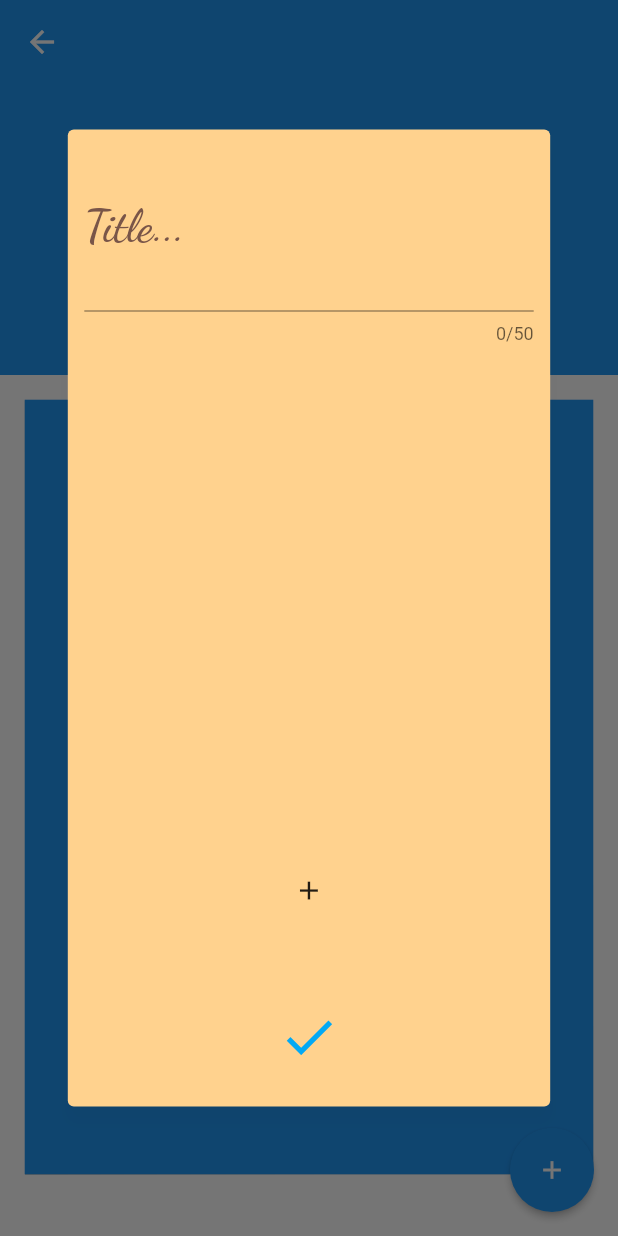
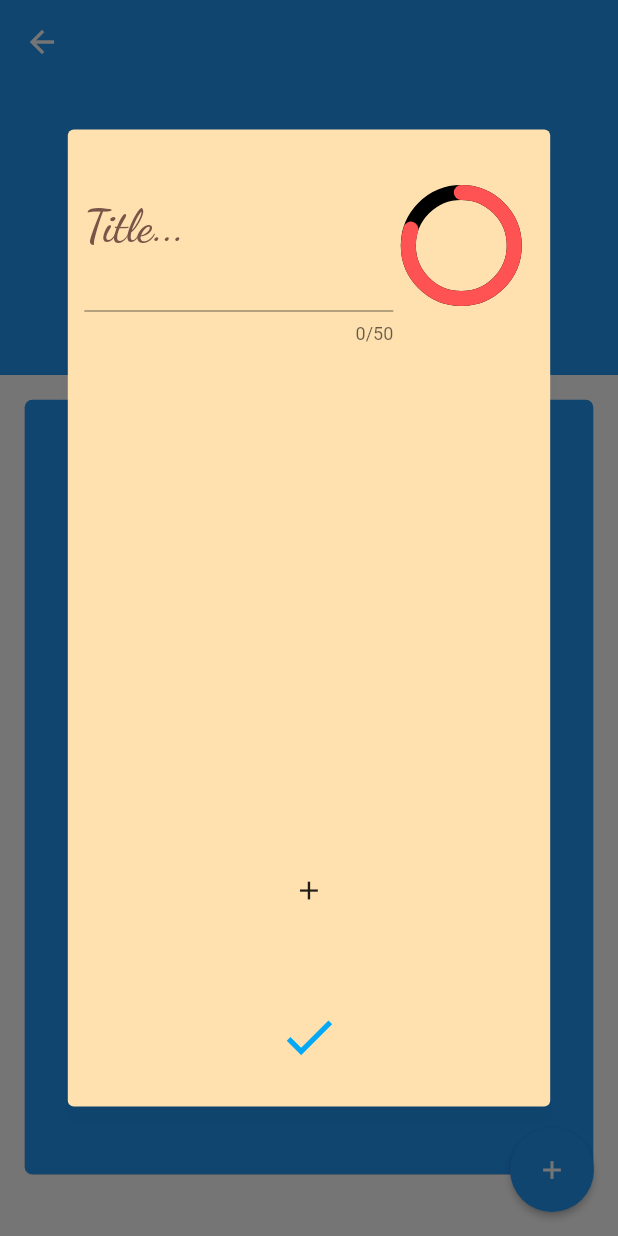
Before and after one commit to reachkritz/MakeAList, a Flutter app: the screen it shows after launch, after a tap on the "add" icon, on a phone screen of 412 x 824 dp. Run offline on Flutter 3.47's test engine with Material 2 defaults, Android fonts, the phone set to English and light mode, and no system bars; statements that could not run were skipped.

Commit message:
Completed items not being unmarked on refresh now, also added pie chart for efficiency tracking

```diff
--- /dev/null
+++ b/lib/makealist/home/CircleProgress.dart
@@ -0,0 +1,42 @@
+import 'dart:math';
+
+import 'package:flutter/cupertino.dart';
+import 'package:flutter/material.dart';
+
+class CircleProgress extends CustomPainter{
+
+  double currentProgress;
+
+  CircleProgress(this.currentProgress);
+
+  @override
+  void paint(Canvas canvas, Size size) {
+
+    //this is base circle
+    Paint outerCircle = Paint()
+      ..strokeWidth = 10
+      ..color = Colors.black
+      ..style = PaintingStyle.stroke;
+
+    Paint completeArc = Paint()
+      ..strokeWidth = 10
+      ..color = Colors.redAccent
+      ..style = PaintingStyle.stroke
+      ..strokeCap  = StrokeCap.round;
+
+    Offset center = Offset(size.width/2, size.height/2);
+    double radius = min(size.width/2,size.height/2) - 10;
+
+    canvas.drawCircle(center, radius, outerCircle); // this draws main outer circle
+
+    double angle = 2 * pi * (currentProgress/100);
+
+    canvas.drawArc(Rect.fromCircle(center: center,radius: radius), -pi/2, angle, false, completeArc);
+  }
+
+  @override
+  bool shouldRepaint(CustomPainter oldDelegate) {
+    // TODO: implement shouldRepaint
+    return true;
+  }
+}
--- a/lib/makealist/home/MyHomePage.dart
+++ b/lib/makealist/home/MyHomePage.dart
@@ -55,7 +55,7 @@ class _MyHomePageState extends State<MyHomePage> {
                 elevation: 5.0,
                 borderOnForeground: true,
                 shadowColor: Colors.black12,
-                color: Color(0xFFFFD28E),
+                color: Color(0xFFFFE1B0),
                 child: Column(
                   children: [
                     new MyListCardView(newList),
--- a/lib/makealist/home/MyList.dart
+++ b/lib/makealist/home/MyList.dart
@@ -1,6 +1,8 @@
+import 'package:flutter/material.dart';
+
 import 'Item.dart';
 
-class MyList{
+class MyList with ChangeNotifier{
   int index;
   String listHeader;
   List<Item> listItems;
@@ -21,6 +23,7 @@ class MyList{
        listItems.last.focusFlag = false;
      }
      listItems.add(item);
+     notifyListeners();
   }
 
   void removeWithFlags(int index) {
@@ -30,5 +33,6 @@ class MyList{
     } else {
       listItems[index].focusFlag = true;
     }
+    notifyListeners();
   }
 }
--- a/lib/makealist/home/MyListCardView.dart
+++ b/lib/makealist/home/MyListCardView.dart
@@ -3,6 +3,7 @@ import 'dart:math';
 
 import 'package:flutter/cupertino.dart';
 import 'package:flutter/material.dart';
+import 'package:makealist/makealist/home/CircleProgress.dart';
 
 import 'Item.dart';
 import 'MyList.dart';
@@ -22,6 +23,7 @@ class MyListCardView extends StatefulWidget {
 
 class MyListCardViewState extends State<MyListCardView> {
   List<int> selectedItems = new List();
+  double efficiency = 80;
   final _padding = EdgeInsets.all(5.0);
   TextEditingController _controller = new TextEditingController();
   TextStyle textStyle = TextStyle(
@@ -65,6 +67,7 @@ class MyListCardViewState extends State<MyListCardView> {
   @override
   void initState() {
     super.initState();
+    widget.list.addListener(_calculateEfficiency);
     _controller.addListener(_setHeader);
     setState(() {
       _controller.text = widget.list.listHeader;
@@ -73,6 +76,16 @@ class MyListCardViewState extends State<MyListCardView> {
       _initializeTextStyle();
     });
     _controller.addListener(_changeTextSize);
+  }
+
+  _calculateEfficiency(){
+    int count = 0;
+    widget.list.listItems.forEach((element) {
+      if(element.itemAction == Colors.green){
+        count++;
+      }
+    });
+    efficiency = count/widget.list.listItems.length;
   }
 
   _initializeTextStyle() {
@@ -151,7 +164,11 @@ class MyListCardViewState extends State<MyListCardView> {
             children: [
               Padding(
                   padding: _padding * 2,
-                  child: TextField(
+                  child: Row(
+                    children: [
+                      Container(
+                       width: MediaQuery.of(context).size.width * 0.50,
+                      child : TextField(
                       keyboardType: TextInputType.text,
                       cursorColor: Colors.black38,
                       maxLength: 50,
@@ -164,6 +181,15 @@ class MyListCardViewState extends State<MyListCardView> {
                               fontSize: 30,
                               fontFamily: 'DancingScript'),
                           labelText: 'Title...'))),
+                      CustomPaint(
+                        foregroundPainter: CircleProgress(efficiency),
+                        child: Container(
+                          width: MediaQuery.of(context).size.width * 0.22,
+                          height: MediaQuery.of(context).size.width * 0.22
+                        )
+                      )
+                    ],
+                  )),
               Container(
                   height: MediaQuery
                       .of(context)
@@ -188,16 +214,12 @@ class MyListCardViewState extends State<MyListCardView> {
                               child: Row(
                                 children: [
                                   widget.list.listItems[index],
-                                  IconButton(
-                                    iconSize: _getIconSize(),
-                                    icon: Icon(
-                                      Icons.delete_forever,
-                                    ),
-                                    onPressed: () {
-                                      setState(() {
-                                        widget.list.removeWithFlags(index);
-                                      });
-                                    },
+                                  GestureDetector( onTap: () {
+                                    setState(() {
+                                      widget.list.removeWithFlags(index);
+                                    });
+                                  },
+                                      child: Icon(Icons.delete_forever),
                                   )
                                 ],
                               )
--- a/lib/makealist/home/MyListClickableView.dart
+++ b/lib/makealist/home/MyListClickableView.dart
@@ -24,7 +24,7 @@ class MyListClickableView extends StatelessWidget {
                 elevation: 5.0,
                 borderOnForeground: true,
                 shadowColor: Colors.black12,
-                color: Color(0xFFFFD28E),
+                color: Color(0xFFFFE1B0),
                 child: new MyListCardView(list))));
   }
 
@@ -36,13 +36,13 @@ class MyListClickableView extends StatelessWidget {
   Widget build(BuildContext context) {
     return FloatingActionButton(
         heroTag: index.toString(),
-        shape: RoundedRectangleBorder(),
+        shape: RoundedRectangleBorder(borderRadius: BorderRadius.all(Radius.circular(5.0))),
         elevation: 0.2,
         child: Container(
           alignment: Alignment.center,
           height: MediaQuery.of(context).size.height * 0.4,
           width: MediaQuery.of(context).size.width * 0.4,
-          color: Color(0xFFFFD28E),
+          color: Color(0xFFFFE1B0),
           child: Padding(
             padding: EdgeInsets.all(MediaQuery.of(context).size.width * 0.04),
             child: Text(
```
Also changed, not shown: lib/makealist/home/Item.dart (+12 -31 lines).
